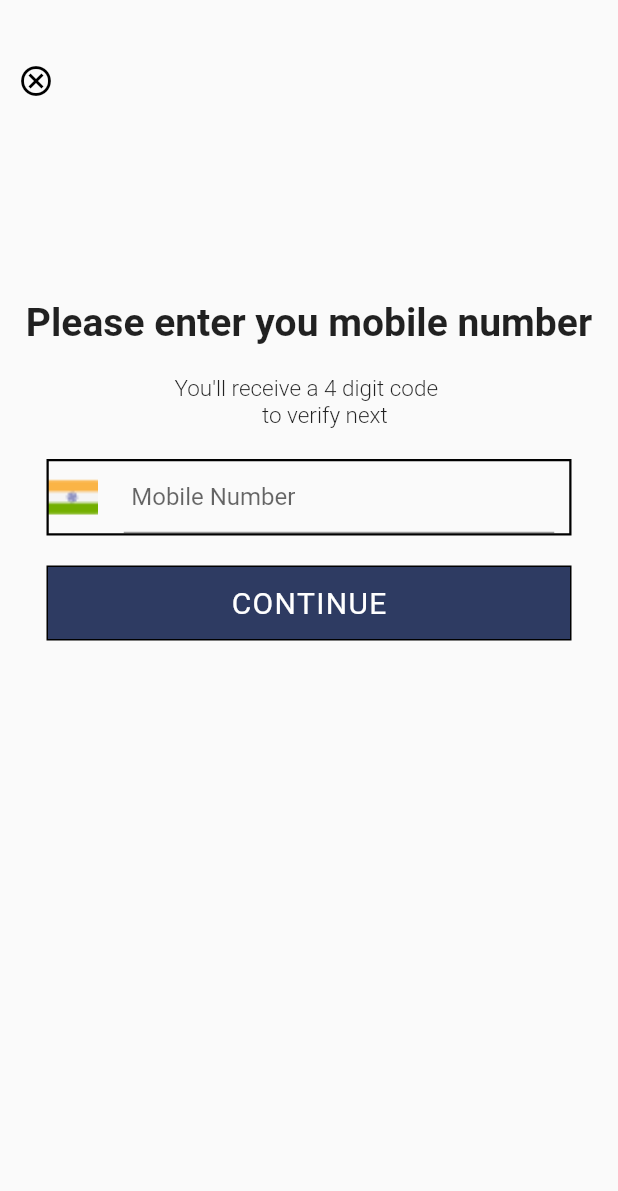
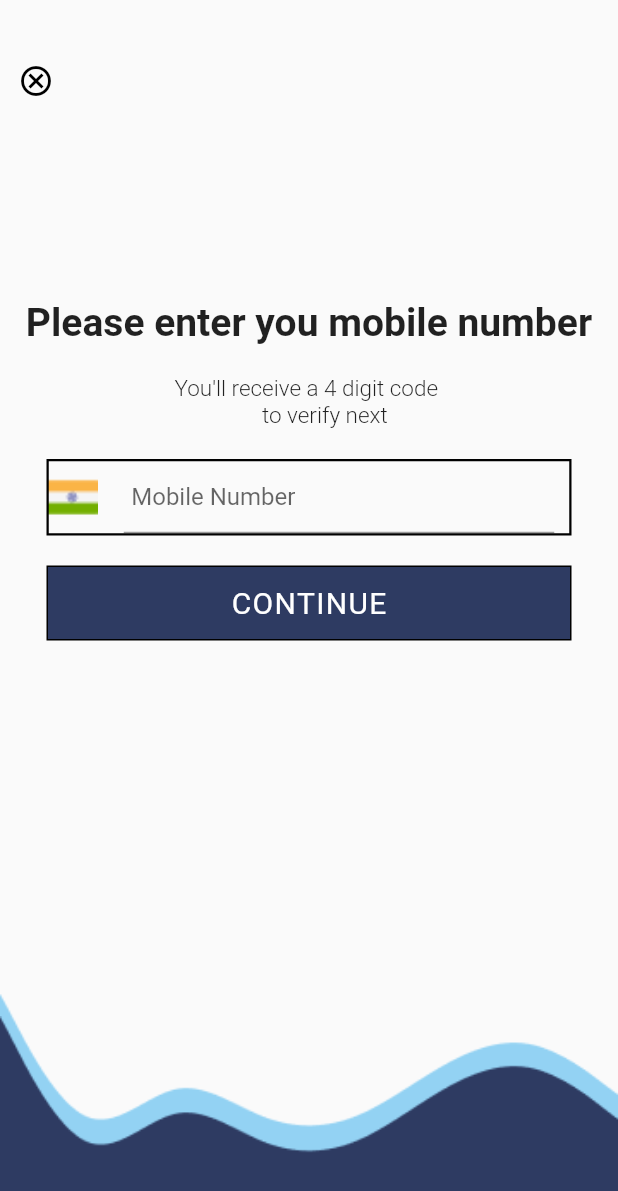
Before and after one commit to cryptic-exe/Otp_verfication, a Flutter app: the screen it shows after launch, on a phone screen of 412 x 824 dp. Shown: the top 1191 px of the screen. Run offline on Flutter 3.47's test engine with Material 2 defaults, Android fonts, the phone set to English and light mode, and no system bars.

Commit message:
Changes in MobileNumber screen

```diff
--- a/lib/MobileNumber.dart
+++ b/lib/MobileNumber.dart
@@ -92,6 +92,31 @@ class _MobileNumberState extends State<MobileNumber> {
           ),
         ],
       ),
+      bottomNavigationBar: Stack(
+        children: [
+          Positioned.fill(
+            child: Container(
+              width: double.infinity,
+              child: Image(
+                image: AssetImage('Images/Vector2.png'),
+                colorBlendMode: BlendMode.overlay,
+                fit: BoxFit.fill,
+              ),
+            ),
+          ),
+          Padding(
+            padding: const EdgeInsets.only(top: 15),
+            child: Container(
+              width: double.infinity,
+              child: Image(
+                image: AssetImage('Images/Vector1.png'),
+                colorBlendMode: BlendMode.overlay,
+                fit: BoxFit.fill,
+              ),
+            ),
+          ),
+        ],
+      ),
     );
   }
 }
```
Also changed, not shown: Images/Vector1.png (added), Images/Vector2.png (added).
